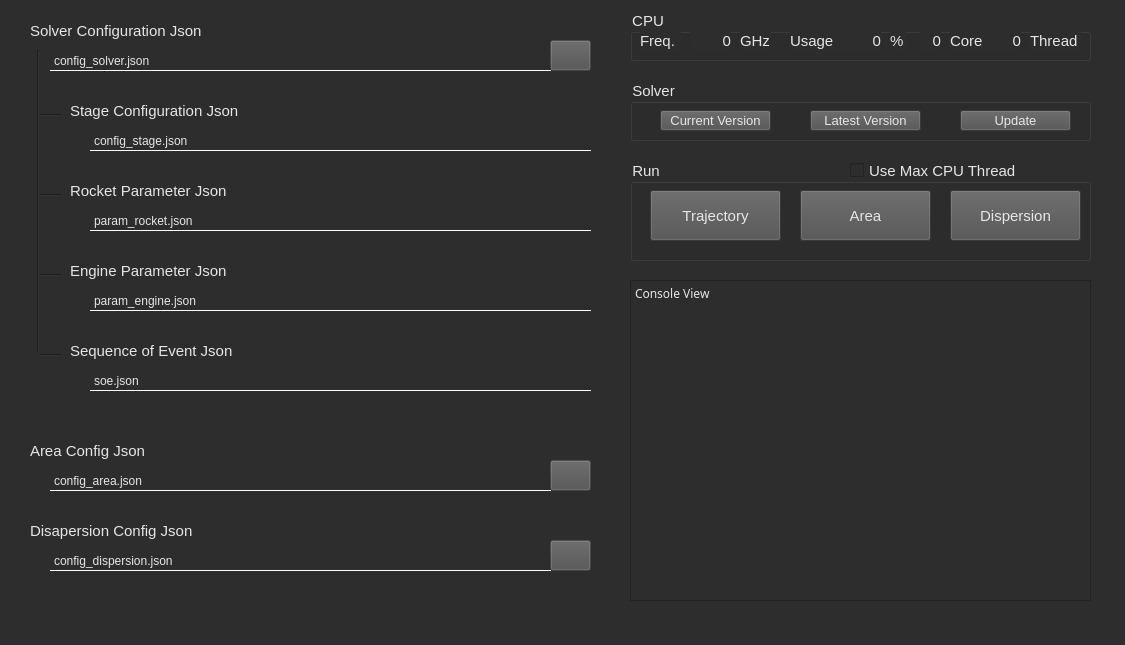
Above: main_window.ui from sus304/ForRocketWorkbench before the change. Below: the same form after it.
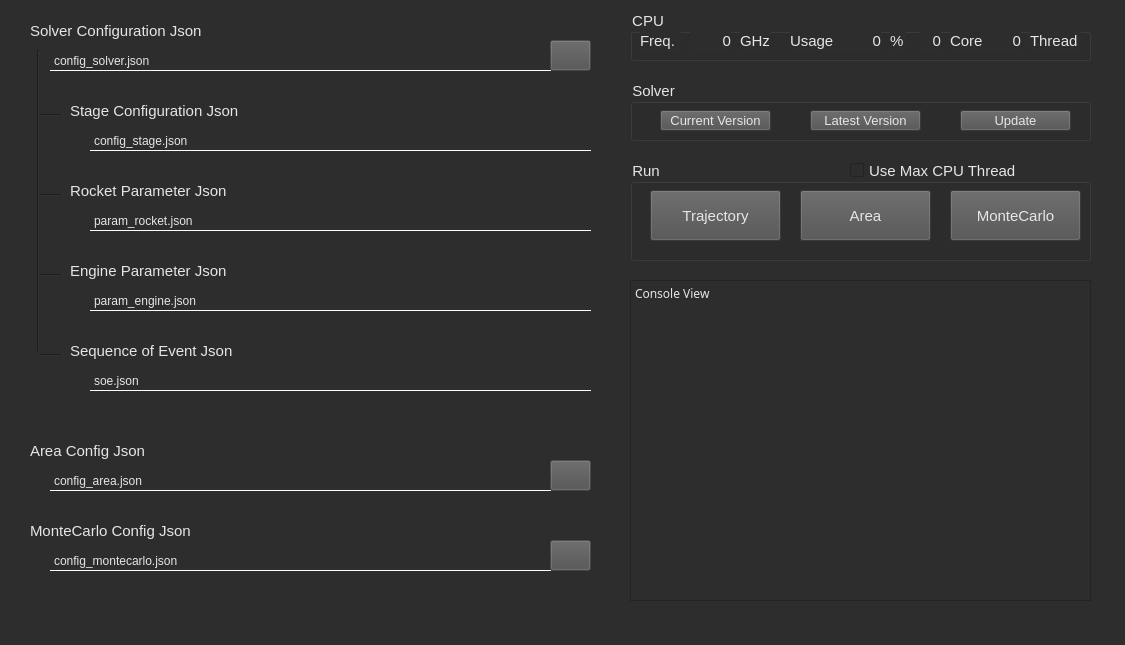
That is the form after the change. Icons and pictures are not drawn.

Commit message: add montecarlo simulation

What changed in the file:
```diff
--- a/main_window.ui
+++ b/main_window.ui
@@ -765,7 +765,7 @@
       <string notr="true">background-color: rgb(80, 80, 80);</string>
      </property>
      <property name="text">
-      <string>Dispersion</string>
+      <string>MonteCarlo</string>
      </property>
      <property name="icon">
       <iconset resource="pics.qrc">
@@ -820,7 +820,7 @@
 border-width: 1px;</string>
     </property>
     <property name="text">
-     <string>config_dispersion.json</string>
+     <string>config_montecarlo.json</string>
     </property>
    </widget>
    <widget class="QPushButton" name="pushButton_dispersion_config_json">
@@ -871,7 +871,7 @@
      </font>
     </property>
     <property name="text">
-     <string>Disapersion Config Json</string>
+     <string>MonteCarlo Config Json</string>
     </property>
    </widget>
    <widget class="QGroupBox" name="groupBox_3">
```
Left out of the diff: 6 changed lines with no effect on the pictures. The commit also changes 17 other files.
